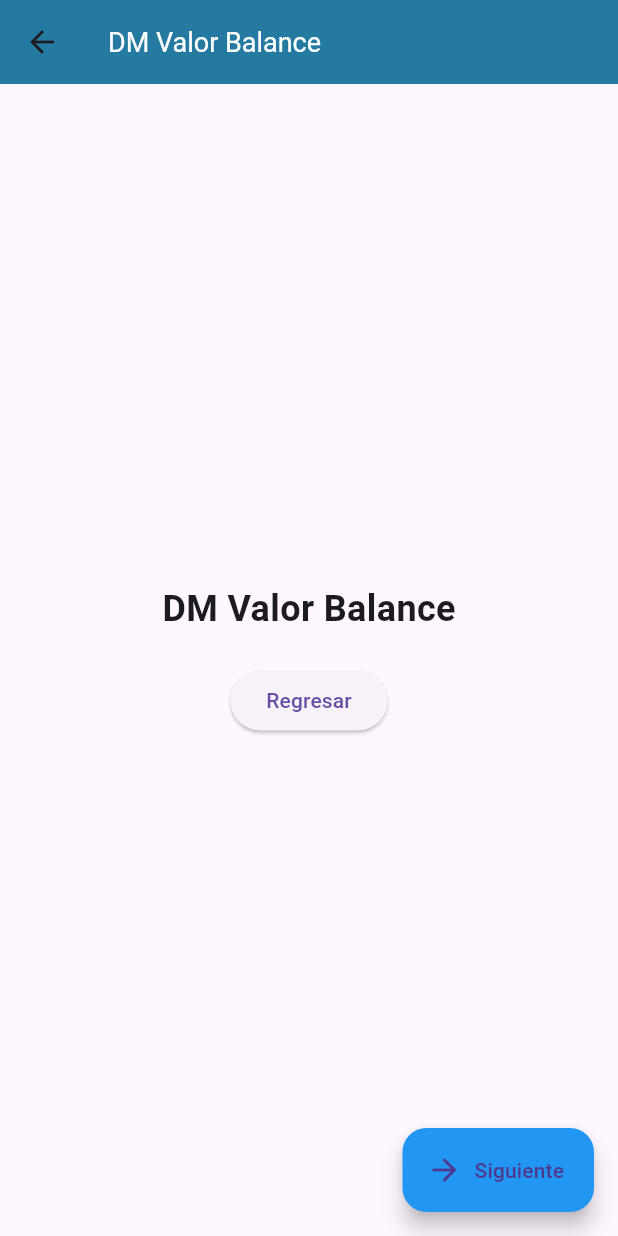
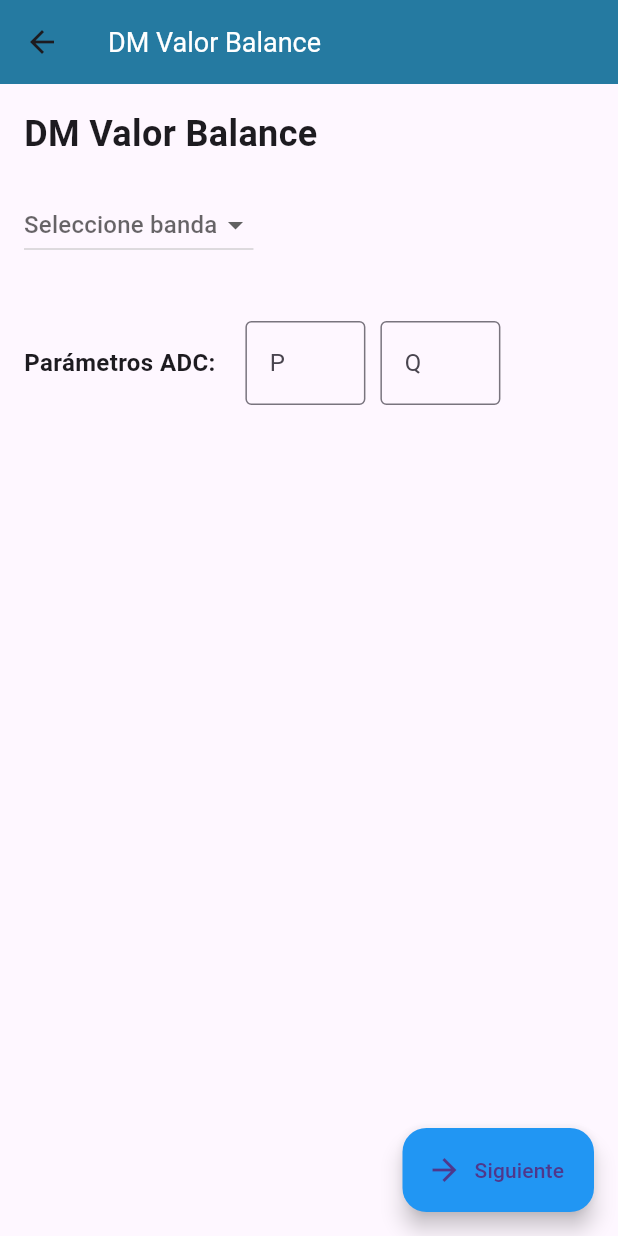
Before and after one commit to CiptechProyectos/AppCiptech, a Flutter app: the DM_ValorBalance screen opened directly, on a phone screen of 412 x 824 dp. Run offline on Flutter 3.47's test engine with Material 3 defaults, Android fonts, the phone set to English and light mode, and no system bars; Roboto replaces fonts that are missing (San Francisco).

Commit message:
Initial commit with all project files

```diff
--- a/ciptech/lib/DM_ValorBalance.dart
+++ b/ciptech/lib/DM_ValorBalance.dart
@@ -1,27 +1,99 @@
 import 'package:flutter/material.dart';
 import 'DM_ValorDetector.dart'; // Asegúrate de importar DM_ValorDetector.dart
 
-class DM_ValorBalance extends StatelessWidget {
+class DM_ValorBalance extends StatefulWidget {
+  @override
+  _DM_ValorBalanceState createState() => _DM_ValorBalanceState();
+}
+
+class _DM_ValorBalanceState extends State<DM_ValorBalance> {
+  String? selectedBanda;
+  List<String> bandas = [
+    'Banda 1',
+    'Banda 2',
+    'Banda 3',
+    'Banda 4',
+    'Banda 5',
+    'Banda 6',
+    'Banda 7',
+    'Banda 8',
+    'Banda 9',
+    'Banda 10'
+  ];
+
+  Map<String, List<String>> bandasDatos = {
+    'Banda 1': ['31 Khz', '71 Khz', '195 Khz', '333 Khz', '577 Khz'],
+    'Banda 2': ['33 Khz', '73 Khz', '197 Khz', '349 Khz', '600 Khz'],
+    'Banda 3': ['35 Khz', '75 Khz', '200 Khz', '357 Khz', '625 Khz'],
+    'Banda 4': ['37 Khz', '77 Khz', '203 Khz', '366 Khz', '652 Khz'],
+    'Banda 5': ['39 Khz', '79 Khz', '205 Khz', '417 Khz', '682 Khz'],
+    'Banda 6': ['41 Khz', '81 Khz', '208 Khz', '441 Khz', '714 Khz'],
+    'Banda 7': ['43 Khz', '83 Khz', '211 Khz', '469 Khz', '789 Khz'],
+    'Banda 8': ['46 Khz', '85 Khz', '214 Khz', '484 Khz', '833 Khz'],
+    'Banda 9': ['48 Khz', '87 Khz', '217 Khz', '517 Khz', '882 Khz'],
+    'Banda 10': ['52 Khz', '89 Khz', '221 Khz', '536 Khz', '939 Khz'],
+  };
+
   @override
   Widget build(BuildContext context) {
     return Scaffold(
       appBar: AppBar(
         title: Text('DM Valor Balance'),
       ),
-      body: Center(
+      body: Padding(
+        padding: const EdgeInsets.all(16.0),
         child: Column(
-          mainAxisAlignment: MainAxisAlignment.center,
+          crossAxisAlignment: CrossAxisAlignment.start,
           children: [
             Text(
               'DM Valor Balance',
               style: TextStyle(fontSize: 24.0, fontWeight: FontWeight.bold),
             ),
+
             SizedBox(height: 20.0),
-            ElevatedButton(
-              onPressed: () {
-                Navigator.pop(context); // Regresar a la pantalla anterior
+            DropdownButton<String>(
+              hint: Text('Seleccione banda'),
+              value: selectedBanda,
+              onChanged: (String? value) {
+                setState(() {
+                  selectedBanda = value;
+                });
               },
-              child: Text('Regresar'),
+              items: bandas.map((String banda) {
+                return DropdownMenuItem<String>(
+                  value: banda,
+                  child: Text(banda),
+                );
+              }).toList(),
+            ),
+            SizedBox(height: 20.0),
+            if (selectedBanda != null)
+              Column(
+                crossAxisAlignment: CrossAxisAlignment.start,
+                children: [
+                  Text(
+                    'Ingrese los valores:',
+                    style: TextStyle(fontWeight: FontWeight.bold),
+                  ),
+                  SizedBox(height: 10.0),
+                  Row(
+                    mainAxisAlignment: MainAxisAlignment.spaceBetween,
+                    children: bandasDatos[selectedBanda!]!.map((dato) => _buildSmallTextField(dato, '', (value) {})).toList(),
+                  ),
+                ],
+              ),
+            SizedBox(height: 20.0),
+            Row(
+              children: [
+                Text(
+                  'Parámetros ADC:',
+                  style: TextStyle(fontWeight: FontWeight.bold),
+                ),
+                SizedBox(width: 20.0),
+                _buildSmallTextField('P', '', (value) {}),
+                SizedBox(width: 10.0),
+                _buildSmallTextField('Q', '', (value) {}),
+              ],
             ),
           ],
         ),
@@ -40,4 +112,17 @@ class DM_ValorBalance extends StatelessWidget {
       ),
     );
   }
+
+  Widget _buildSmallTextField(String labelText, String value, Function(String) onChanged) {
+    return SizedBox(
+      width: 80.0,
+      child: TextField(
+        onChanged: onChanged,
+        decoration: InputDecoration(
+          labelText: labelText,
+          border: OutlineInputBorder(),
+        ),
+      ),
+    );
+  }
 }
```
